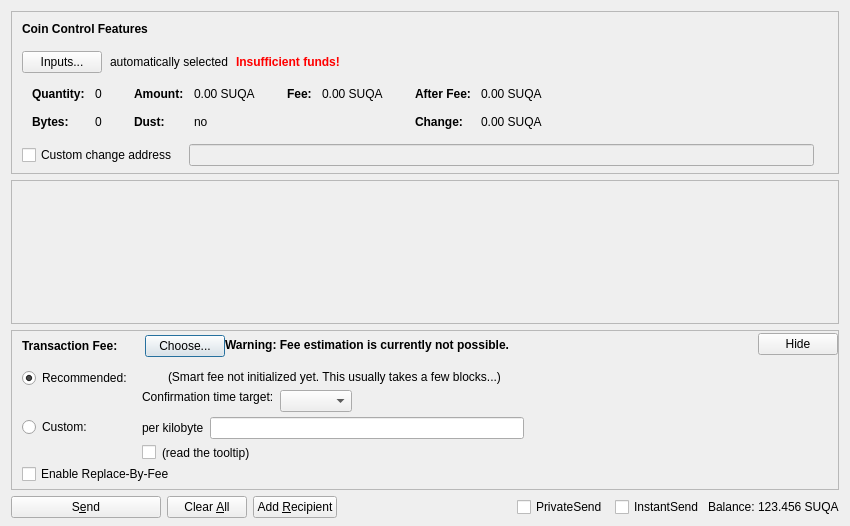
First picture: the form in src/qt/forms/sendcoinsdialog.ui, repository barrystyle/SUQA-0.17.1, before the edit.
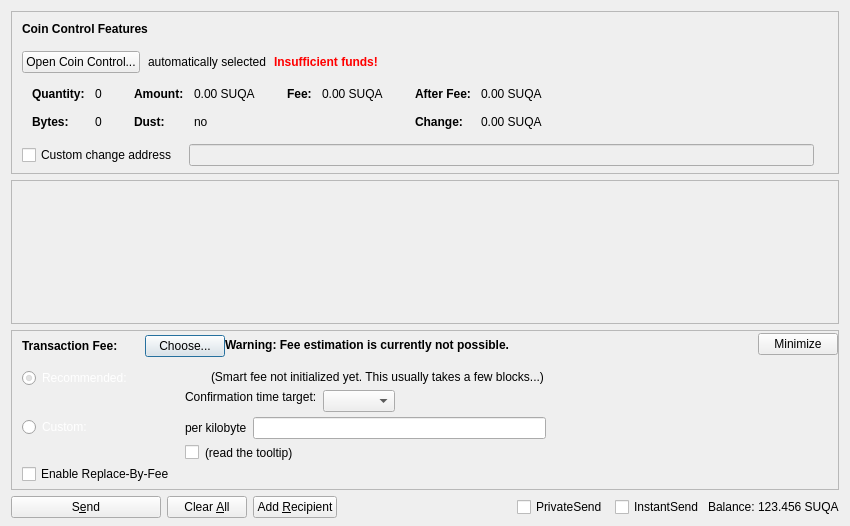
Second picture: the form after the edit. Icons and pictures are not drawn. Custom widgets are drawn as their Qt base class.

Diff of the .ui file:
```diff
--- a/src/qt/forms/sendcoinsdialog.ui
+++ b/src/qt/forms/sendcoinsdialog.ui
@@ -107,7 +107,7 @@
              <string notr="true"/>
             </property>
             <property name="text">
-             <string>Inputs...</string>
+             <string>Open Coin Control...</string>
             </property>
             <property name="autoDefault">
              <bool>false</bool>
@@ -800,7 +800,7 @@
              <string>collapse fee-settings</string>
             </property>
             <property name="text">
-             <string>Hide</string>
+             <string>Minimize</string>
             </property>
            </widget>
           </item>
@@ -922,8 +922,19 @@
              </item>
              <item row="0" column="0">
               <layout class="QVBoxLayout" name="verticalLayoutFee4" stretch="0,1">
+               <property name="rightMargin">
+                <number>43</number>
+               </property>
                <item>
                 <widget class="QRadioButton" name="radioSmartFee">
+                 <property name="layoutDirection">
+                  <enum>Qt::LeftToRight</enum>
+                 </property>
+                 <property name="styleSheet">
+                  <string notr="true">color:rgb(255, 255, 255);
+
+</string>
+                 </property>
                  <property name="text">
                   <string>Recommended:</string>
                  </property>
@@ -952,8 +963,14 @@
              </item>
              <item row="1" column="0">
               <layout class="QVBoxLayout" name="verticalLayoutFee9" stretch="0,1">
+               <property name="rightMargin">
+                <number>43</number>
+               </property>
                <item>
                 <widget class="QRadioButton" name="radioCustomFee">
+                 <property name="styleSheet">
+                  <string notr="true">color:rgb(255, 255, 255);</string>
+                 </property>
                  <property name="text">
                   <string>Custom:</string>
                  </property>
```
Left out of the diff: 30 changed lines with no effect on the pictures.
